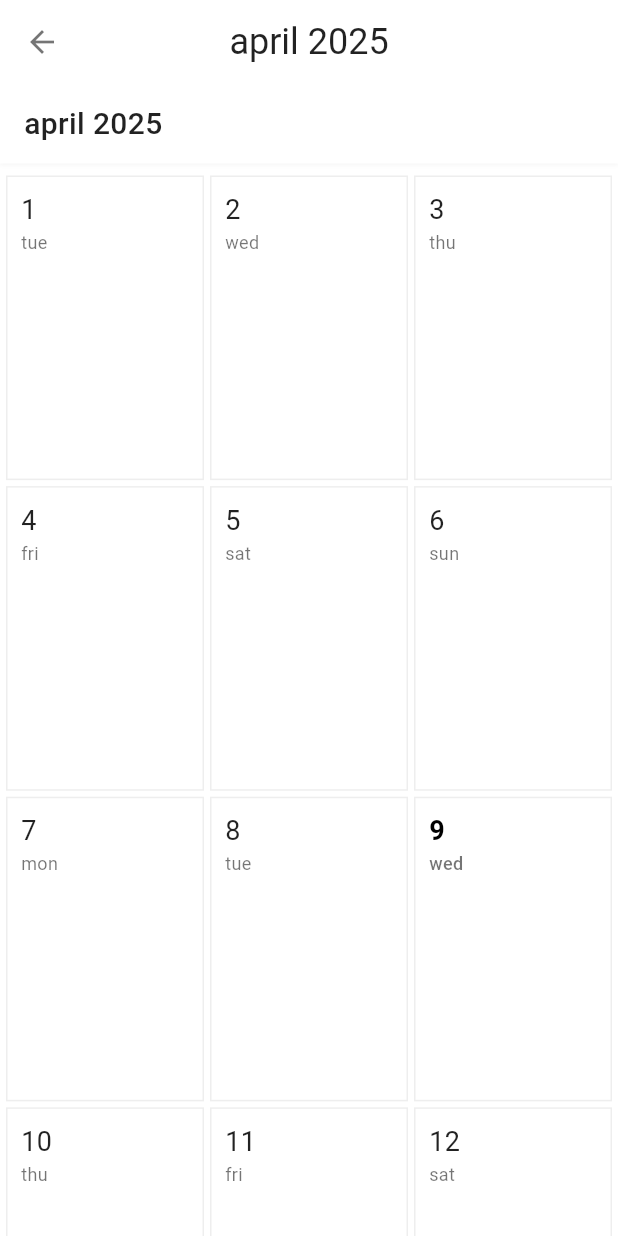
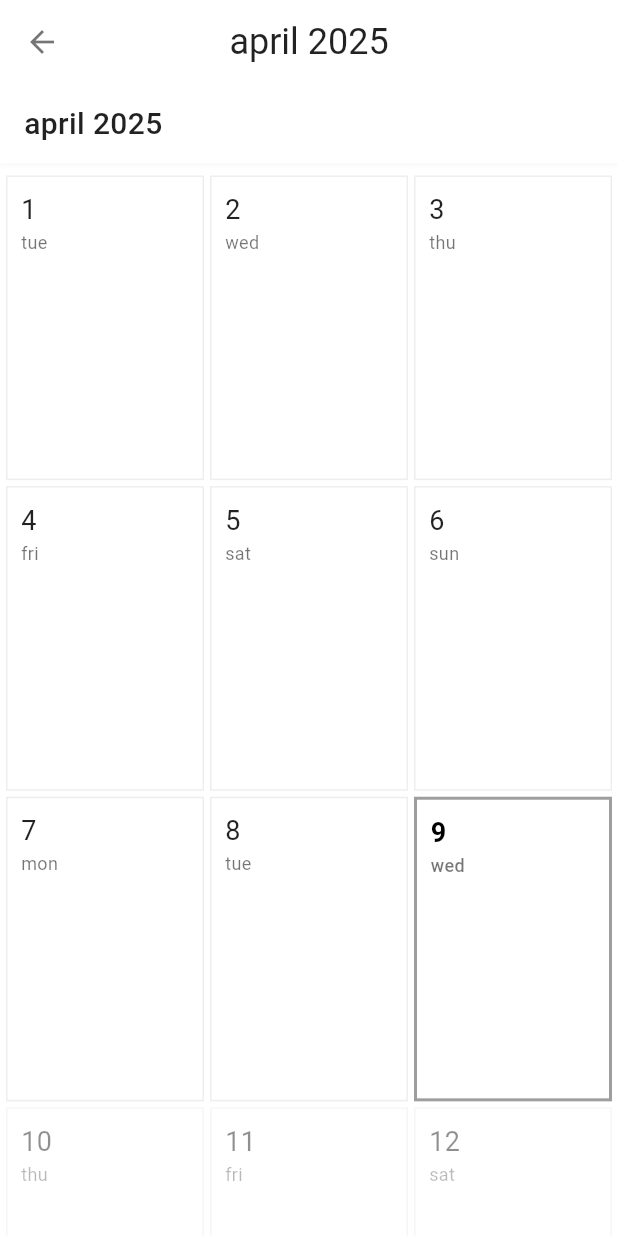
Before and after one commit to S-HARI-S/dayly, a Flutter app: the CalendarScreen screen opened directly, on a phone screen of 412 x 824 dp. Run offline on Flutter 3.47's test engine with Material 3 defaults, Android fonts, the phone set to English and light mode, and no system bars; our stand-ins replace flutter_colorpicker, flutter_dotenv, image_picker, video_player, visibility_detector; missing offline and left inert: giphy_picker.

Commit message:
feat: Disable future dates and highlight today in calendar view

```diff
--- a/lib/screens/calendar_screen.dart
+++ b/lib/screens/calendar_screen.dart
@@ -312,11 +312,25 @@ class _CalendarScreenState extends State<CalendarScreen> {
     final date = dayData['date'] as DateTime;
     final entry = dayData['entry'] as CalendarEntry?;
 
+    // Determine if the date is in the future (ignore time part)
+    final now = DateTime.now();
+    final todayDate = DateTime(now.year, now.month, now.day);
+    final cellDate = DateTime(date.year, date.month, date.day);
+    final bool isFuture = cellDate.isAfter(todayDate);
+
     return GestureDetector(
-      onTap: () => _handleDayTap(date, entry),
+      // Disable onTap for future dates
+      onTap: isFuture ? null : () => _handleDayTap(date, entry),
+      child: Opacity(
+        // Reduce opacity for future dates to grey them out
+        opacity: isFuture ? 0.5 : 1.0,
         child: Container(
           decoration: BoxDecoration(
-          border: Border.all(color: Colors.grey.shade200),
+            // Highlight today with a thicker border
+            border: Border.all(
+              color: isToday ? Colors.grey.shade500 : Colors.grey.shade200,
+              width: isToday ? 2.0 : 1.0,
+            ),
             color: Colors.white,
           ),
           padding: const EdgeInsets.all(1.0),
@@ -360,6 +374,7 @@ class _CalendarScreenState extends State<CalendarScreen> {
                 ),
               ),
             ],
+          ),
         ),
       ),
     );
```
Lines whose indentation alone changed are shown as unchanged.
